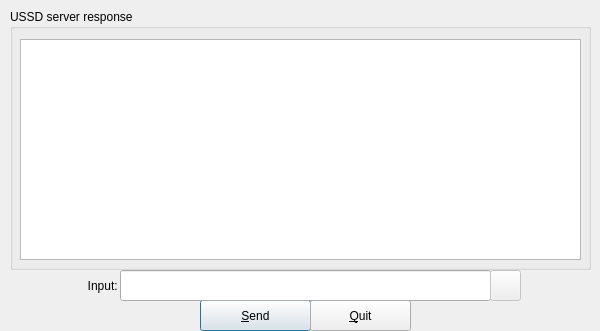
This is mainwindow.ui in mhogomchungu/ussd-gui as Qt 5 draws it before an edit. The edited form follows.
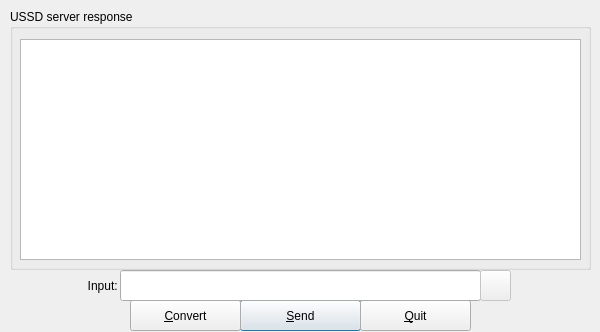
This is the edited form.

The edit to the form file:
```diff
--- a/mainwindow.ui
+++ b/mainwindow.ui
@@ -7,7 +7,7 @@
     <x>0</x>
     <y>0</y>
     <width>600</width>
-    <height>331</height>
+    <height>332</height>
    </rect>
   </property>
   <property name="windowTitle">
@@ -17,9 +17,9 @@
    <widget class="QPushButton" name="pbSend">
     <property name="geometry">
      <rect>
-      <x>200</x>
+      <x>240</x>
       <y>300</y>
-      <width>111</width>
+      <width>121</width>
       <height>31</height>
      </rect>
     </property>
@@ -36,9 +36,9 @@
    <widget class="QPushButton" name="pbCancel">
     <property name="geometry">
      <rect>
-      <x>310</x>
+      <x>360</x>
       <y>300</y>
-      <width>101</width>
+      <width>111</width>
       <height>31</height>
      </rect>
     </property>
@@ -51,7 +51,7 @@
      <rect>
       <x>120</x>
       <y>270</y>
-      <width>371</width>
+      <width>361</width>
       <height>31</height>
      </rect>
     </property>
@@ -110,7 +110,7 @@
     </property>
     <property name="geometry">
      <rect>
-      <x>490</x>
+      <x>480</x>
       <y>270</y>
       <width>31</width>
       <height>31</height>
@@ -120,6 +120,19 @@
      <string/>
     </property>
    </widget>
+   <widget class="QPushButton" name="pbConvert">
+    <property name="geometry">
+     <rect>
+      <x>130</x>
+      <y>300</y>
+      <width>111</width>
+      <height>31</height>
+     </rect>
+    </property>
+    <property name="text">
+     <string>&amp;Convert</string>
+    </property>
+   </widget>
   </widget>
  </widget>
  <layoutdefault spacing="6" margin="11"/>
```
